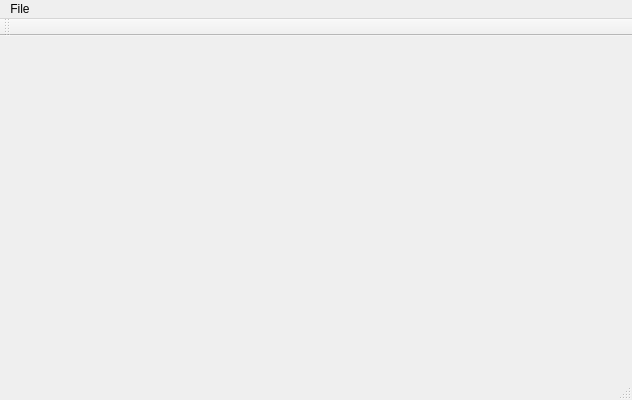
Old version of the form mainwindow.ui in the repository maximova136/Little-Paint.
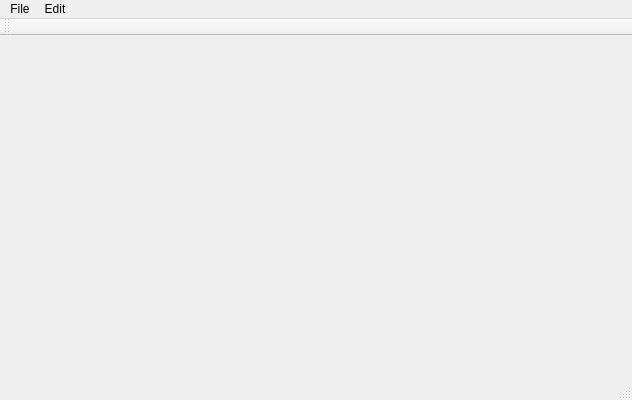
New version of the form.

Patch:
```diff
--- a/mainwindow.ui
+++ b/mainwindow.ui
@@ -37,7 +37,14 @@
     <addaction name="actionOpen"/>
     <addaction name="actionSave"/>
    </widget>
+   <widget class="QMenu" name="menuEdit">
+    <property name="title">
+     <string>Edit</string>
+    </property>
+    <addaction name="actionClear"/>
+   </widget>
    <addaction name="menuFile"/>
+   <addaction name="menuEdit"/>
   </widget>
   <widget class="QToolBar" name="mainToolBar">
    <attribute name="toolBarArea">
```
Left out of the diff: 5 changed lines with no effect on the pictures.
